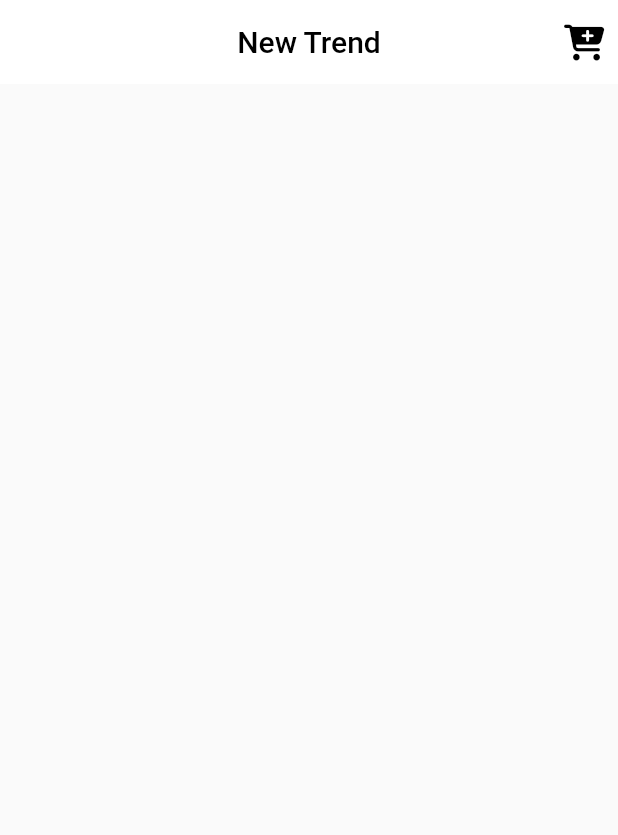
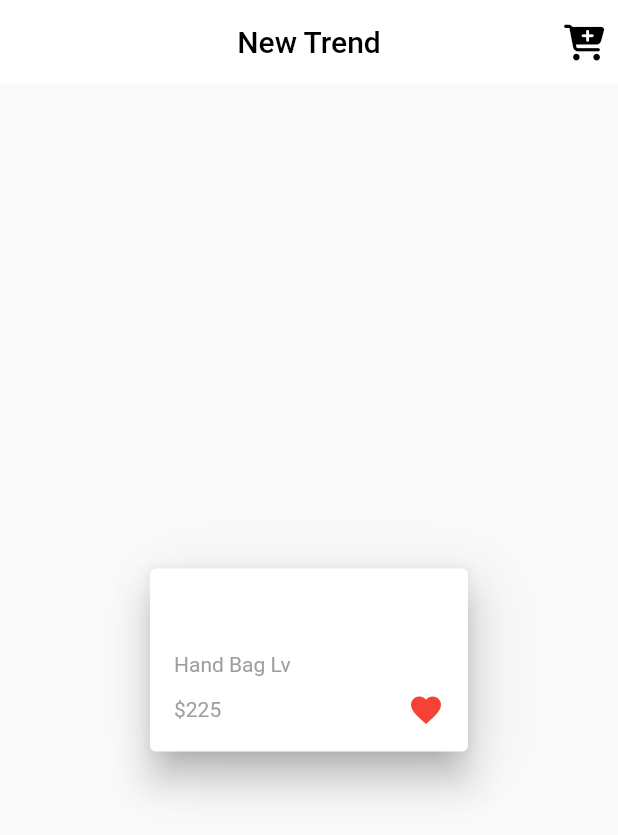
Before and after one commit to baraa1999/store_app_api, a Flutter app: the screen it shows after launch, on a phone screen of 412 x 824 dp. Shown: the top 835 px of the screen. Run offline on Flutter 3.47's test engine with Material 2 defaults, Android fonts, the phone set to English and light mode, and no system bars; our stand-ins replace font_awesome_flutter.

Commit message:
product card in home page

```diff
--- a/lib/screens/home_page.dart
+++ b/lib/screens/home_page.dart
@@ -25,6 +25,53 @@ class HomePage extends StatelessWidget {
           style: TextStyle(color: Colors.black),
         ),
       ),
+      body: Center(
+        child: Container(
+          height: 130,
+          width: 220,
+          decoration: BoxDecoration(
+            boxShadow: [
+              BoxShadow(
+                  blurRadius: 40,
+                  color: Colors.grey.withOpacity(.2),
+                  spreadRadius: 0,
+                  offset: const Offset(8, 8)),
+            ],
+          ),
+          child: const Card(
+            elevation: 10,
+            child: Padding(
+              padding: EdgeInsets.symmetric(horizontal: 16, vertical: 16),
+              child: Column(
+                mainAxisAlignment: MainAxisAlignment.end,
+                crossAxisAlignment: CrossAxisAlignment.start,
+                children: [
+                  Text(
+                    'Hand Bag Lv',
+                    style: TextStyle(color: Colors.grey, fontSize: 14),
+                  ),
+                  SizedBox(
+                    height: 10,
+                  ),
+                  Row(
+                    mainAxisAlignment: MainAxisAlignment.spaceBetween,
+                    children: [
+                      Text(
+                        r'$225',
+                        style: TextStyle(color: Colors.grey, fontSize: 14),
+                      ),
+                      Icon(
+                        Icons.favorite,
+                        color: Colors.red,
+                      ),
+                    ],
+                  )
+                ],
+              ),
+            ),
+          ),
+        ),
+      ),
     );
   }
 }
```
